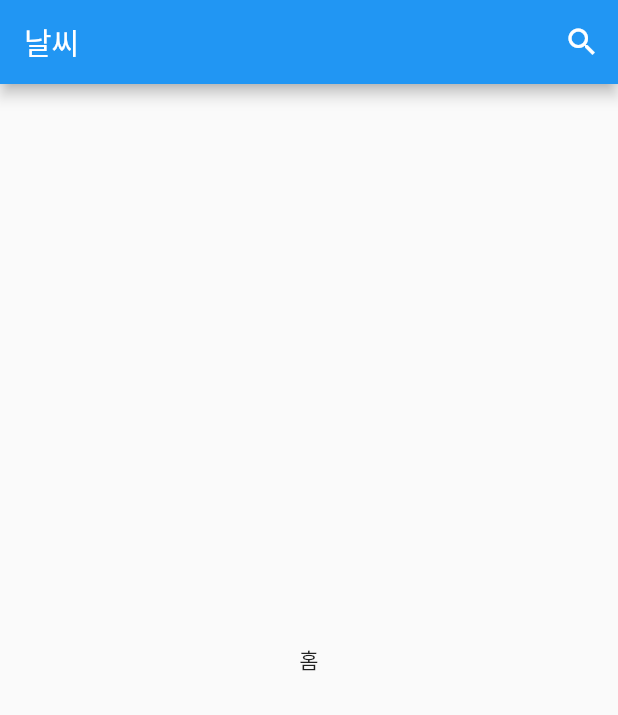
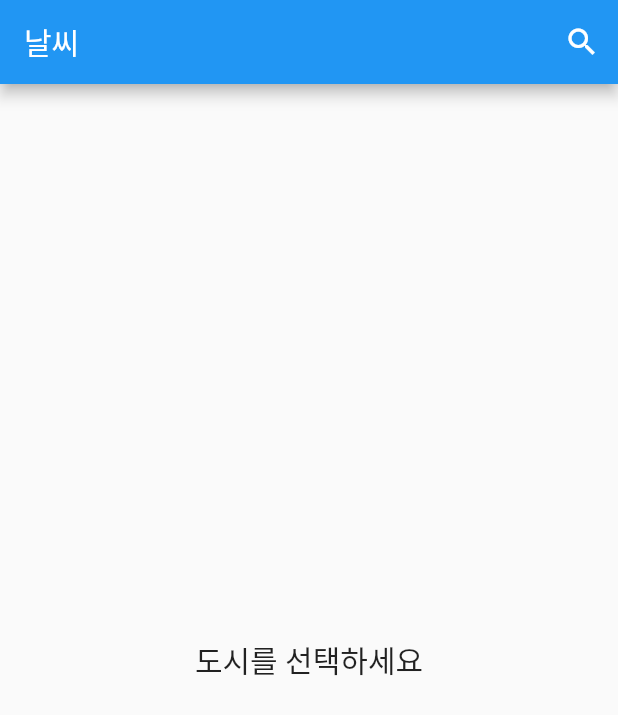
Before and after one commit to nararalab/weatherapp, a Flutter app: the screen it shows after launch, on a phone screen of 412 x 824 dp. Shown: the top 715 px of the screen. Run offline on Flutter 3.47's test engine with Material 2 defaults, Android fonts, the phone set to English and light mode, and no system bars; our stand-ins replace equatable.

Commit message:
검색된 도시 화면에 표시

```diff
--- a/lib/pages/home_page.dart
+++ b/lib/pages/home_page.dart
@@ -1,9 +1,6 @@
 import 'package:flutter/material.dart';
 import 'package:provider/provider.dart';
-import 'package:http/http.dart' as http;
 import 'package:weatherapp/providers/weather_provider.dart';
-import 'package:weatherapp/repositories/weather_repository.dart';
-import 'package:weatherapp/services/weather_api_services.dart';
 
 import 'search_page.dart';
 
@@ -16,6 +13,35 @@ class HomePage extends StatefulWidget {
 
 class _HomePageState extends State<HomePage> {
   String? _city;
+  late final WeatherProvider _weatherProv;
+
+  @override
+  void initState() {
+    super.initState();
+    _weatherProv = context.read<WeatherProvider>();
+    _weatherProv.addListener(_registerListener);
+  }
+
+  @override
+  void dispose() {
+    _weatherProv.removeListener(_registerListener);
+    super.dispose();
+  }
+
+  void _registerListener() {
+    final WeatherState ws = context.read<WeatherProvider>().state;
+
+    if (ws.status == WeatherStatus.error) {
+      showDialog(
+        context: context,
+        builder: (context) {
+          return AlertDialog(
+            content: Text(ws.error.errMsg),
+          );
+        },
+      );
+    }
+  }
 
   // 정상동작 확인을 위한 테스트 코드
   // @override
@@ -58,8 +84,42 @@ class _HomePageState extends State<HomePage> {
           )
         ],
       ),
-      body: const Center(
-        child: Text('홈'),
+      body: _showWeather(),
+    );
+  }
+
+  Widget _showWeather() {
+    final weatherState = context.watch<WeatherProvider>().state;
+
+    if (weatherState.status == WeatherStatus.initial) {
+      return const Center(
+        child: Text(
+          '도시를 선택하세요',
+          style: TextStyle(fontSize: 20.0),
+        ),
+      );
+    }
+
+    if (weatherState.status == WeatherStatus.loading) {
+      return const Center(
+        child: CircularProgressIndicator(),
+      );
+    }
+
+    if (weatherState.status == WeatherStatus.error &&
+        weatherState.weather.title == '') {
+      return const Center(
+        child: Text(
+          '도시를 선택하세요',
+          style: TextStyle(fontSize: 20.0),
+        ),
+      );
+    }
+
+    return Center(
+      child: Text(
+        weatherState.weather.title,
+        style: const TextStyle(fontSize: 18.0),
       ),
     );
   }
--- a/lib/providers/weather_provider.dart
+++ b/lib/providers/weather_provider.dart
@@ -72,9 +72,9 @@ class WeatherProvider with ChangeNotifier {
         status: WeatherStatus.error,
         error: e,
       );
+
       print('_state: $_state');
-      notifyListeners();
-
+      _state = WeatherState.initial();
       notifyListeners();
     }
   }
```
